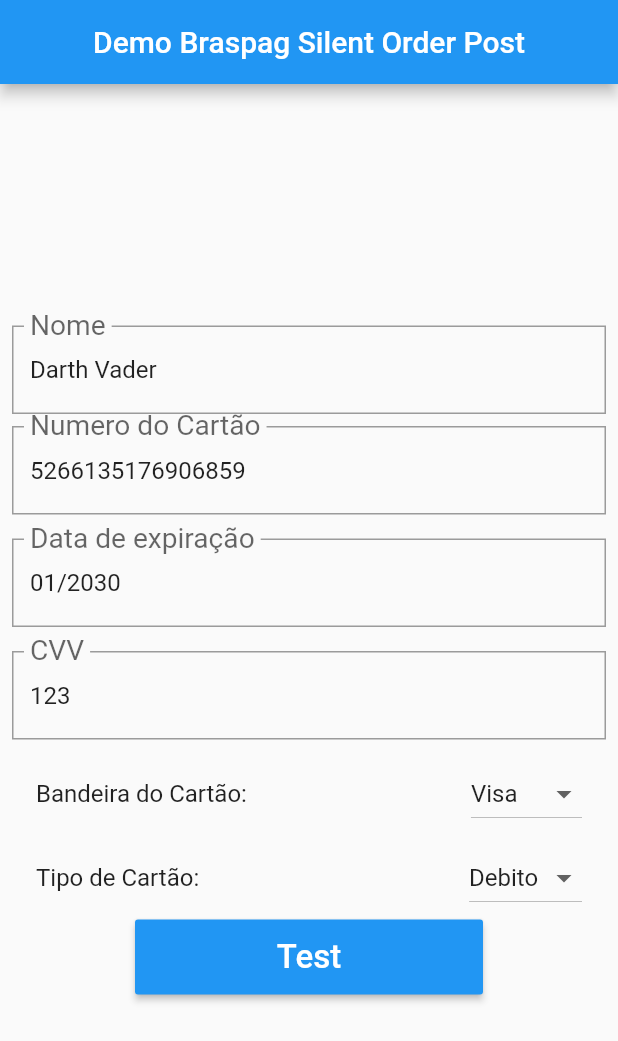
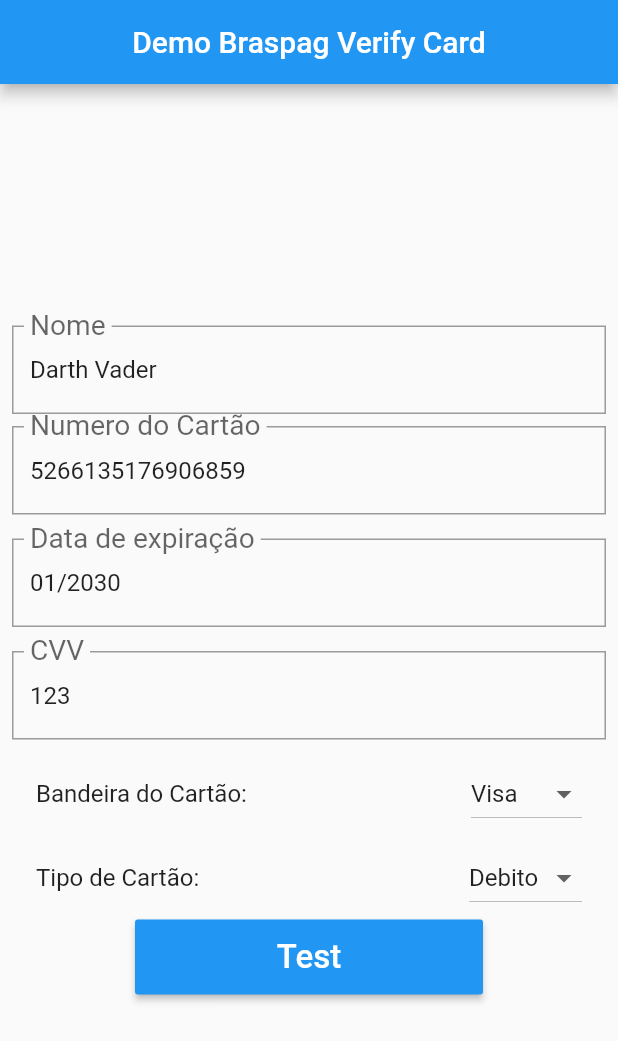
Before and after one commit to FelipeToniolo/example_braspag_verifycard, a Flutter app: the screen it shows after launch, on a phone screen of 412 x 824 dp. Shown: the top 1041 px of the screen. Run offline on Flutter 3.47's test engine with Material 2 defaults, Android fonts, the phone set to English and light mode, and no system bars; missing offline and left inert: braspag_verify_card_dart.

Commit message:
titulo do app

```diff
--- a/lib/main.dart
+++ b/lib/main.dart
@@ -59,7 +59,7 @@ class _MyHomePageState extends State<MyHomePage> {
   Widget build(BuildContext context) {
     return Scaffold(
       appBar: AppBar(
-        title: Text('Demo Braspag Silent Order Post'),
+        title: Text('Demo Braspag Verify Card'),
         centerTitle: true,
       ),
       body: DefaultTextStyle(
```
